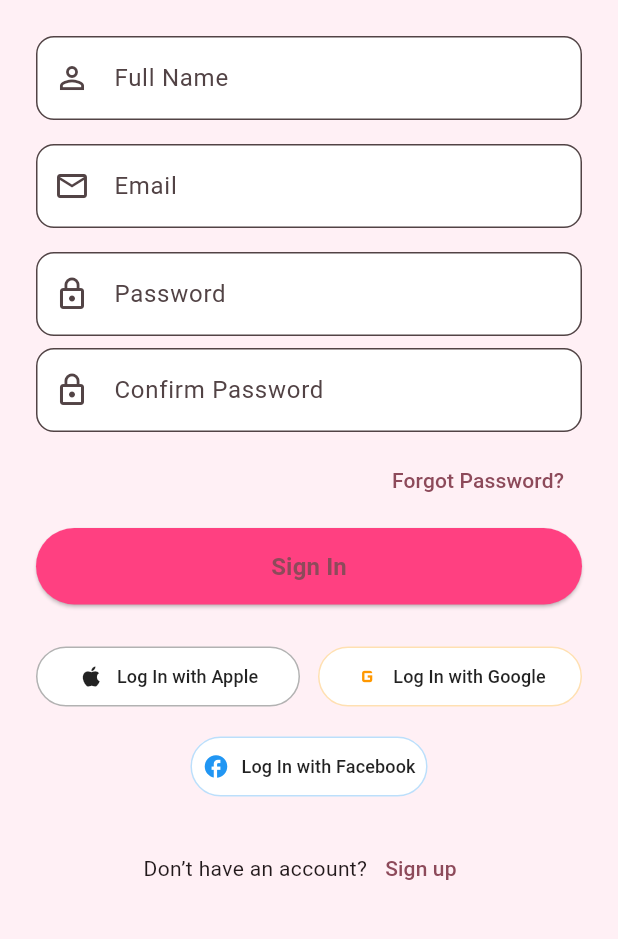
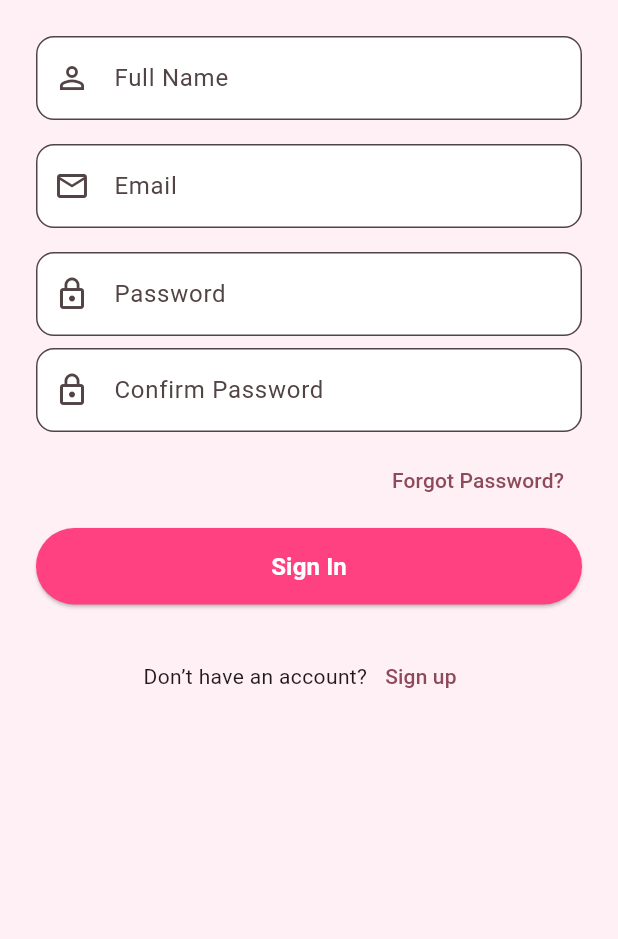
Before and after one commit to esianoah/miniproject, a Flutter app: the SignUpScreen screen opened directly, on a phone screen of 412 x 824 dp, the part 234-1173 px from its top. Run offline on Flutter 3.47's test engine with Material 3 defaults, Android fonts, the phone set to English and light mode, and no system bars.

```diff
--- a/lib/screens/SignupScreen.dart
+++ b/lib/screens/SignupScreen.dart
@@ -1,4 +1,5 @@
 import 'package:flutter/material.dart';
+import 'package:miniproject/screens/SigninScreen.dart';
 
 class SignUpScreen extends StatelessWidget {
   const SignUpScreen({super.key});
@@ -15,7 +16,10 @@ class SignUpScreen extends StatelessWidget {
                 constraints: BoxConstraints(minHeight: constraints.maxHeight),
                 child: IntrinsicHeight(
                   child: Padding(
-                    padding: const EdgeInsets.symmetric(horizontal: 24, vertical: 32),
+                    padding: const EdgeInsets.symmetric(
+                      horizontal: 24,
+                      vertical: 32,
+                    ),
                     child: Column(
                       crossAxisAlignment: CrossAxisAlignment.center,
                       children: [
@@ -32,7 +36,10 @@ class SignUpScreen extends StatelessWidget {
                         const SizedBox(height: 16),
                         const Text(
                           "Welcome to your Menstrual Health Journey",
-                          style: TextStyle(fontSize: 20, fontWeight: FontWeight.w600),
+                          style: TextStyle(
+                            fontSize: 20,
+                            fontWeight: FontWeight.w600,
+                          ),
                         ),
                         const SizedBox(height: 24),
 
@@ -45,7 +52,9 @@ class SignUpScreen extends StatelessWidget {
                             fillColor: Colors.white,
                             border: OutlineInputBorder(
                               borderRadius: BorderRadius.circular(12),
-                              borderSide: const BorderSide(color: Colors.pinkAccent),
+                              borderSide: const BorderSide(
+                                color: Colors.pinkAccent,
+                              ),
                             ),
                           ),
                         ),
@@ -59,7 +68,9 @@ class SignUpScreen extends StatelessWidget {
                             fillColor: Colors.white,
                             border: OutlineInputBorder(
                               borderRadius: BorderRadius.circular(12),
-                              borderSide: const BorderSide(color: Colors.pinkAccent),
+                              borderSide: const BorderSide(
+                                color: Colors.pinkAccent,
+                              ),
                             ),
                           ),
                         ),
@@ -75,7 +86,9 @@ class SignUpScreen extends StatelessWidget {
                             fillColor: Colors.white,
                             border: OutlineInputBorder(
                               borderRadius: BorderRadius.circular(12),
-                              borderSide: const BorderSide(color: Colors.pinkAccent),
+                              borderSide: const BorderSide(
+                                color: Colors.pinkAccent,
+                              ),
                             ),
                           ),
                         ),
@@ -91,7 +104,9 @@ class SignUpScreen extends StatelessWidget {
                             fillColor: Colors.white,
                             border: OutlineInputBorder(
                               borderRadius: BorderRadius.circular(12),
-                              borderSide: const BorderSide(color: Colors.pinkAccent),
+                              borderSide: const BorderSide(
+                                color: Colors.pinkAccent,
+                              ),
                             ),
                           ),
                         ),
@@ -122,28 +137,32 @@ class SignUpScreen extends StatelessWidget {
                             ),
                             child: const Text(
                               "Sign In",
-                              style: TextStyle(fontSize: 16, fontWeight: FontWeight.bold),
+                              style: TextStyle(
+                                fontSize: 16,
+                                fontWeight: FontWeight.bold,
+                                color: Colors.white,
+                              ),
                             ),
                           ),
                         ),
                         const SizedBox(height: 24),
 
                         // Third-party buttons
-                        Row(
-                          mainAxisAlignment: MainAxisAlignment.spaceEvenly,
-                          children: [
-                            Expanded(
-                              child: _buildSocialButton("Log In with Apple", Icons.apple, Colors.black87),
-                            ),
-                            const SizedBox(width: 12),
-                            Expanded(
-                              child: _buildSocialButton("Log In with Google", Icons.g_mobiledata, Colors.orange),
-                            ),
-                          ],
-                        ),
-                        const SizedBox(height: 12),
-                        _buildSocialButton("Log In with Facebook", Icons.facebook, Colors.blue),
-                        const SizedBox(height: 20),
+                        // Row(
+                        //   mainAxisAlignment: MainAxisAlignment.spaceEvenly,
+                        //   children: [
+                        //     Expanded(
+                        //       child: _buildSocialButton("Log In with Apple", Icons.apple, Colors.black87),
+                        //     ),
+                        //     const SizedBox(width: 12),
+                        //     Expanded(
+                        //       child: _buildSocialButton("Log In with Google", Icons.g_mobiledata, Colors.orange),
+                        //     ),
+                        //   ],
+                        // ),
+                        // const SizedBox(height: 12),
+                        // _buildSocialButton("Log In with Facebook", Icons.facebook, Colors.blue),
+                        // const SizedBox(height: 20),
 
                         // Sign Up
                         Row(
@@ -151,7 +170,14 @@ class SignUpScreen extends StatelessWidget {
                           children: [
                             const Text("Don’t have an account?"),
                             TextButton(
-                              onPressed: () {},
+                              onPressed: () {
+                                Navigator.pushReplacement(
+                                  context,
+                                  MaterialPageRoute(
+                                    builder: (_) => SignInScreen(),
+                                  ),
+                                );
+                              },
                               child: const Text("Sign up"),
                             ),
                           ],
@@ -172,12 +198,13 @@ class SignUpScreen extends StatelessWidget {
     return OutlinedButton.icon(
       onPressed: () {},
       icon: Icon(icon, color: color),
-      label: Text(label, style: const TextStyle(color: Colors.black87, fontSize: 12)),
+      label: Text(
+        label,
+        style: const TextStyle(color: Colors.black87, fontSize: 12),
+      ),
       style: OutlinedButton.styleFrom(
         padding: const EdgeInsets.symmetric(vertical: 10, horizontal: 8),
-        shape: RoundedRectangleBorder(
-          borderRadius: BorderRadius.circular(30),
-        ),
+        shape: RoundedRectangleBorder(borderRadius: BorderRadius.circular(30)),
         side: BorderSide(color: color.withOpacity(0.3)),
         backgroundColor: Colors.white,
       ),
```
Also changed, not shown: lib/screens/MainScreen.dart (added, +15 -0 lines), lib/screens/SigninScreen.dart (+49 -26 lines).
